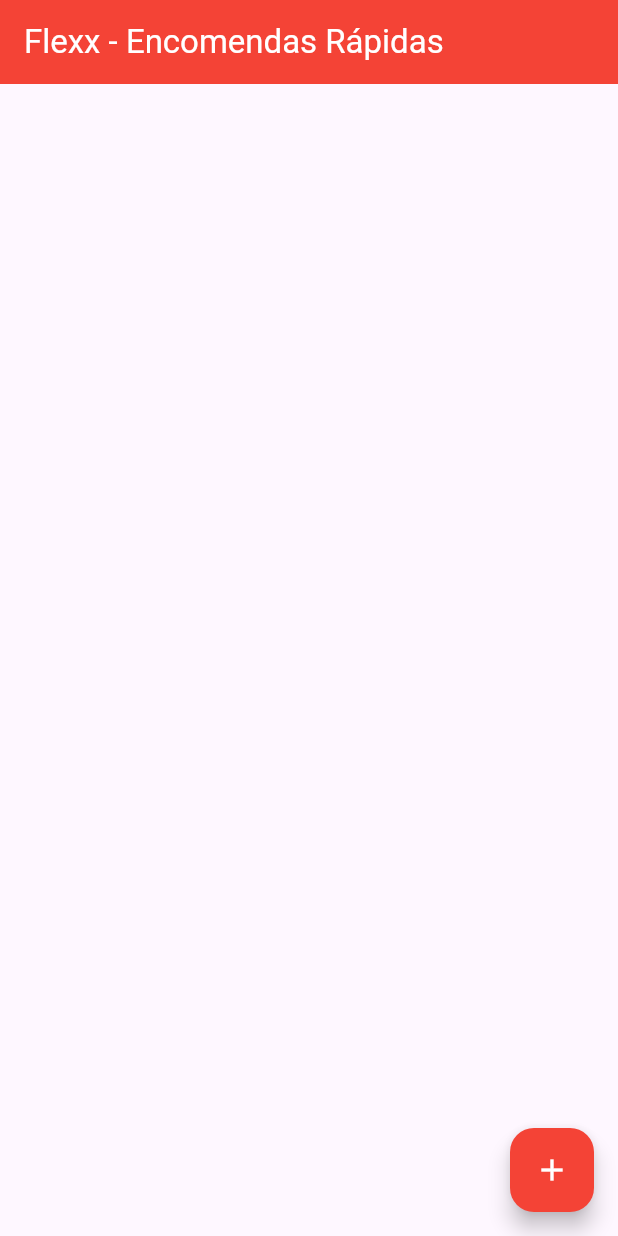
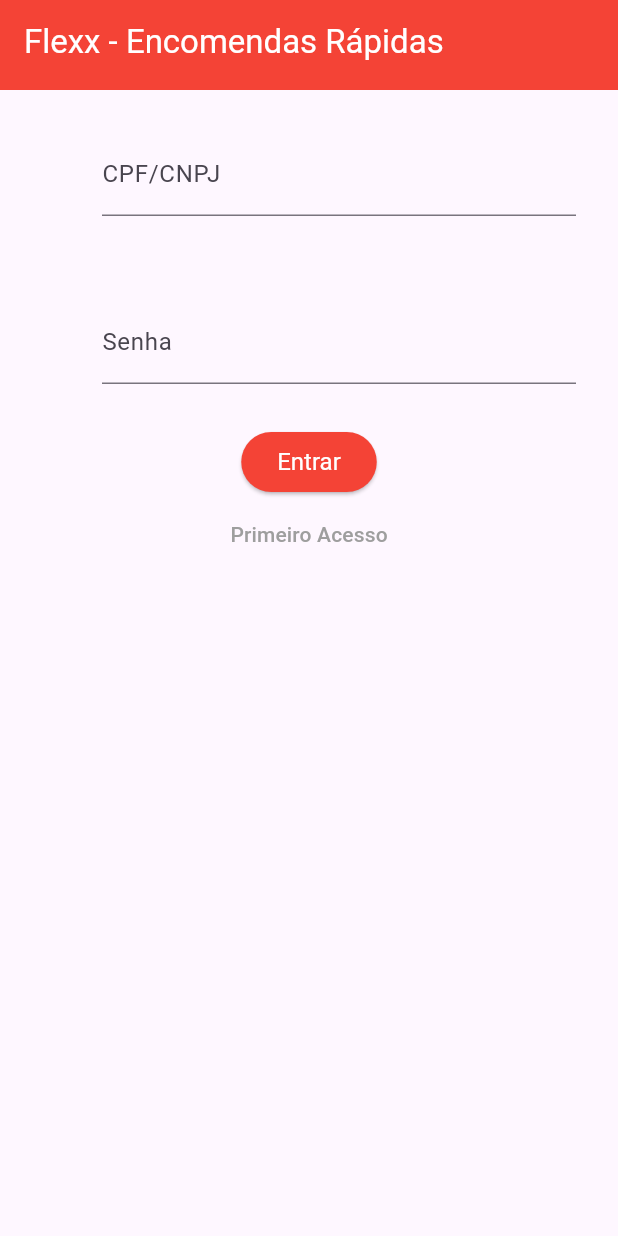
Before and after one commit to hunterkoon/flexx, a Flutter app: the screen it shows after launch, on a phone screen of 412 x 824 dp. Run offline on Flutter 3.47's test engine with Material 3 defaults, Android fonts, the phone set to English and light mode, and no system bars; missing offline and left inert: dart:ffi.

Commit message:
adicionando pacotes e construindo tela de login;

```diff
--- a/lib/main.dart
+++ b/lib/main.dart
@@ -1,6 +1,7 @@
 import 'package:flutter/material.dart';
 
 import 'forms/Forms.dart';
+import 'routes/Login.dart';
 
 void main() {
   runApp(const FlexxApp());
@@ -13,10 +14,37 @@
   Widget build(BuildContext context) {
     return MaterialApp(
       home: Scaffold(
-        body: ListaTransferencias(),
+        body: Login(),
+        appBar:  AppBarWidget(),
       ),
     );
   }
+}
+
+class AppBarWidget extends StatelessWidget implements PreferredSize {
+  const AppBarWidget({
+    super.key,
+  });
+
+  @override
+  Widget build(BuildContext context) {
+    return AppBar(
+      backgroundColor: Colors.red,
+      title: const Text(
+        style: TextStyle(color: Colors.white),
+        "Flexx - Encomendas Rápidas",
+        textDirection: TextDirection.ltr,
+      ),
+    );
+  }
+
+  @override
+  // TODO: implement child
+  Widget get child => throw UnimplementedError();
+
+  @override
+  // TODO: implement preferredSize
+  Size get preferredSize  => const Size.fromHeight(60);
 }
 
 class ListaTransferencias extends StatefulWidget {
@@ -65,7 +93,6 @@
             setState(() {
               if(transferenciaRecebida != null ){
               widget._transferencias.add(transferenciaRecebida);
-
               }
             });
           });
--- /dev/null
+++ b/lib/routes/Login.dart
@@ -0,0 +1,58 @@
+import 'package:flutter/material.dart';
+import '../forms/Forms.dart';
+import '../main.dart';
+
+class Login extends StatelessWidget {
+  @override
+  Widget build(BuildContext context) {
+    final TextEditingController documentCtrl = TextEditingController();
+    final TextEditingController passwordCtlr = TextEditingController();
+
+    return Scaffold(
+      body: Column(children: [
+        Editor(
+          'CPF/CNPJ',
+          '12345678912',
+          documentCtrl,
+          null,
+          false
+        ),
+        Editor(
+          'Senha',
+          '#####',
+          passwordCtlr,
+          null,
+          true
+        ),
+        ElevatedButton(
+          style: ElevatedButton.styleFrom(
+            foregroundColor: Colors.white,
+            backgroundColor: Colors.red,
+            shape: RoundedRectangleBorder(
+              borderRadius: BorderRadius.circular(25.0),
+            ),
+            textStyle: const TextStyle(
+              fontSize: 16,
+            ),
+          ),
+          onPressed: () {},
+          child: const Text('Entrar'),
+        ),
+        TextButton(
+          style: TextButton.styleFrom(foregroundColor: Colors.grey),
+          onPressed: () {
+            Future<ListaTransferencias?> future = Navigator.push(
+              context,
+              MaterialPageRoute(builder: (context) {
+                //TODO CRIAR FORMULÁRIO DE REGISTRO
+                return FormularioTransferencia();
+              }),
+            );
+            debugPrint('Primeiro Acesso');
+          },
+          child: Text('Primeiro Acesso'),
+        )
+      ]),
+    );
+  }
+}
```
Also changed, not shown: lib/forms/Forms.dart (+16 -24 lines), lib/register/RegisterForm.dart (added, +8 -0 lines), lib/forms/LoginForm.dart (added).
